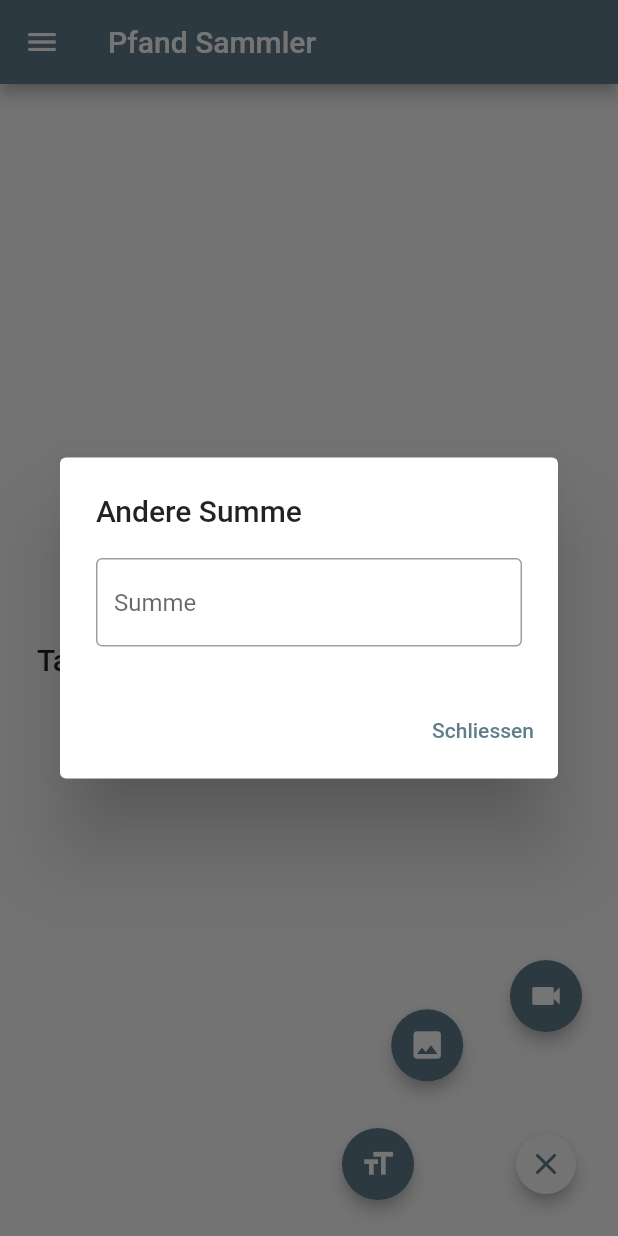
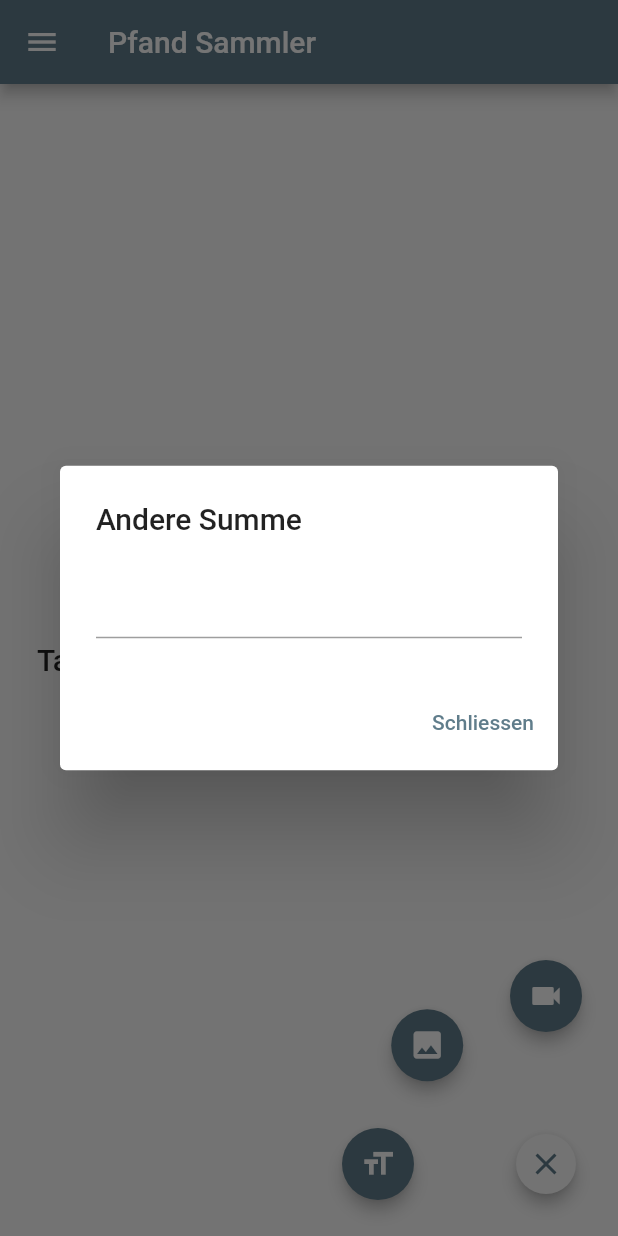
Before and after one commit to kneekicka/collect-deposit, a Flutter app: the screen it shows after launch, after a tap on the "close" icon, after a tap on the "videocam" icon, on a phone screen of 412 x 824 dp. Run offline on Flutter 3.47's test engine with Material 2 defaults, Android fonts, the phone set to English and light mode, and no system bars; our stand-ins replace currency_text_input_formatter.

Commit message:
added input field

```diff
--- a/lib/screens/home_screen.dart
+++ b/lib/screens/home_screen.dart
@@ -2,6 +2,7 @@ import 'package:collect_deposit/shared/menu_drawer.dart';
 import 'package:flutter/material.dart';
 import 'package:collect_deposit/components/expandable_fab.dart';
 import 'package:collect_deposit/utils/utils.dart';
+import 'package:currency_text_input_formatter/currency_text_input_formatter.dart';
 
 class HomeScreen extends StatefulWidget {
   const HomeScreen({Key? key}) : super(key: key);
@@ -95,12 +96,20 @@ class _HomeScreenState extends State<HomeScreen> {
           title: const Text('Andere Summe'),
           content: SizedBox(
             width: MediaQuery.of(context).size.width * .7,
-            child: const TextField(
-                decoration: InputDecoration(
-                  border: OutlineInputBorder(),
-                  hintText: 'Summe',
-                ),
-                keyboardType: TextInputType.number),
+            child: TextField(
+              inputFormatters: [
+                CurrencyTextInputFormatter(
+                    locale: "de_DE", symbol: "€", decimalDigits: 2)
+              ],
+              keyboardType: TextInputType.number,
+              onSubmitted: (value) {
+                var formattedValue = value
+                    .replaceAll("€", "")
+                    .replaceAll(".", "")
+                    .replaceAll(",", ".");
+                _addDeposit(double.parse(formattedValue));
+              },
+            ),
           ),
           actions: [
             TextButton(
--- a/pubspec.yaml
+++ b/pubspec.yaml
@@ -35,6 +35,7 @@ dependencies:
   # Use with the CupertinoIcons class for iOS style icons.
   cupertino_icons: ^1.0.2
   intl: ^0.17.0
+  currency_text_input_formatter: ^2.1.7
 
 dev_dependencies:
   flutter_test:
```
Also changed, not shown: pubspec.lock.
